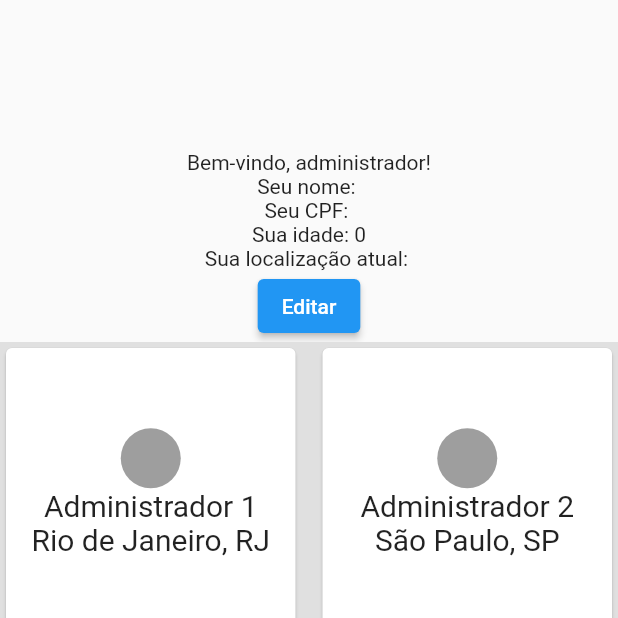
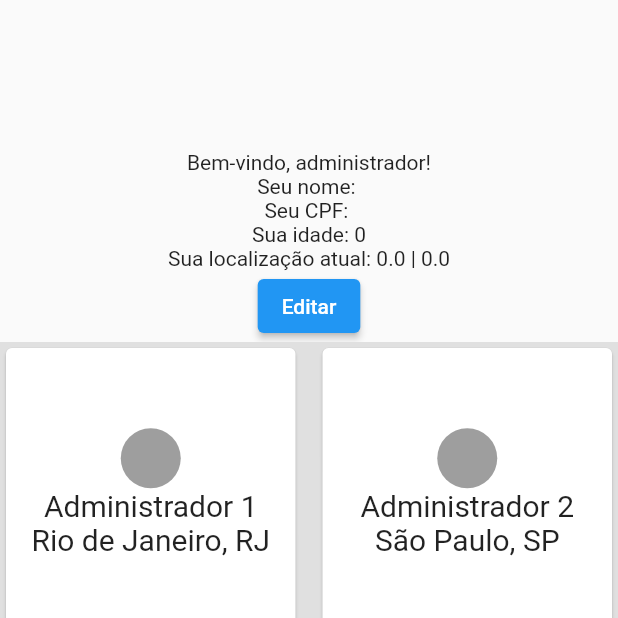
Before and after one commit to lucasdonordeste/mobile_outkey, a Flutter app: the AdministradorScreen screen opened by its route, on a phone screen of 412 x 824 dp, the top half of it. Run offline on Flutter 3.47's test engine with Material 2 defaults, Android fonts, the phone set to English and light mode, and no system bars; our stand-ins replace geocoding, geolocator, permission_handler, shared_preferences, sqflite; accounts and stored records are empty.

Commit message:
[feat] #global - Ajustes gerais

```diff
--- a/lib/administrador_screen.dart
+++ b/lib/administrador_screen.dart
@@ -29,7 +29,7 @@ class _AdministradorScreenState extends State<AdministradorScreen> {
             Text('Seu nome: ${appState.nome}'),
             Text('Seu CPF: ${appState.cpf}'),
             Text('Sua idade: ${appState.idade}'),
-            Text('Sua localização atual: ${appState.localizacaoAtual}'),
+            Text('Sua localização atual: ${appState.latitude} | ${appState.longitude}'),
             _editandoDados
                 ? Container(
                     padding: EdgeInsets.all(8.0),
--- a/lib/app_state.dart
+++ b/lib/app_state.dart
@@ -1,4 +1,5 @@
 import 'package:flutter/cupertino.dart';
+import 'package:mobile_outkey/user_controller.dart';
 import 'package:shared_preferences/shared_preferences.dart';
 
 class AppState with ChangeNotifier {
@@ -9,6 +10,8 @@ class AppState with ChangeNotifier {
   late String _cpf = '';
   late int _idade = 0;
   late String _localizacaoAtual = '';
+
+ UserController userController = UserController();
   List<Map<String, dynamic>> _outrosAdministradores = [
     {
       'nome': 'Administrador 1',
@@ -102,6 +105,10 @@ class AppState with ChangeNotifier {
 
   String get localizacaoAtual => _localizacaoAtual;
 
+  String get latitude => userController.lat.toString();
+
+  String get longitude => userController.long.toString();
+
   List<Map<String, dynamic>> get outrosAdministradores =>
       _outrosAdministradores;
 
@@ -180,4 +187,12 @@ if (_nivelAcesso == 'Administrador') {
     }
 
   }
+
+  void setLatitude(int i) {
+  userController.lat;
+  }
+
+  void setLongitude(int i) {
+  userController.long;
+  }
 }
--- a/lib/leitor_screen.dart
+++ b/lib/leitor_screen.dart
@@ -29,7 +29,7 @@ class _LeitorScreenState extends State<LeitorScreen> {
 
 
             Text('Sua idade: ${appState.idade}'),
-            Text('Sua localização atual: ${appState.localizacaoAtual}'),
+            Text('Sua localização atual: ${appState.latitude} | ${appState.longitude}'),
             Container(
               height: 200,
               child: ListView.builder(
--- a/lib/localizacao_screen.dart
+++ b/lib/localizacao_screen.dart
@@ -51,6 +51,9 @@ class _LocalizacaoScreenState extends State<LocalizacaoScreen> {
             ElevatedButton(
                 onPressed: () {
 
+                  //salvar a latitude e longitude no appState
+                  appState.setLatitude(1);
+
 
 
 
```
